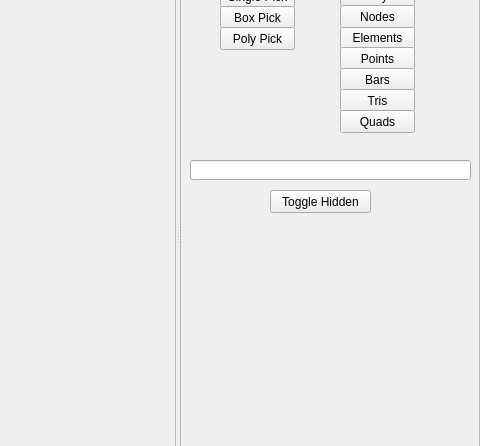
First picture: the form in fem_post/view/view.ui, repository MRedAero/FEMAnalysisTool, before the edit; both pictures show x 675 to 1155 and y 99 to 545 of the 1155 by 831 pixel window.
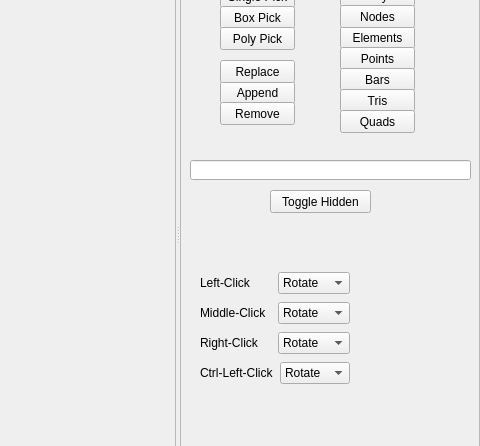
Second picture: the form after the edit.

Commit message: 1.  incremental commit, mainly to save changes 2.  lots of changes to picking, etc. 3.  need to rename value_filter to threshold_filter since value filters are SLOW (changed filter to threshold of course) 4.  other changes?  need to allow user to change between replace/append/remove 5.  need to implement box and poly picking... although probably need to combine single and box picking?  and then let the user switch between box and poly picking

Diff of the .ui file:
```diff
--- a/fem_post/view/view.ui
+++ b/fem_post/view/view.ui
@@ -431,6 +431,260 @@
           <string>Toggle Hidden</string>
          </property>
         </widget>
+        <widget class="QPushButton" name="append_selection_button">
+         <property name="geometry">
+          <rect>
+           <x>40</x>
+           <y>161</y>
+           <width>75</width>
+           <height>23</height>
+          </rect>
+         </property>
+         <property name="text">
+          <string>Append</string>
+         </property>
+         <property name="autoDefault">
+          <bool>true</bool>
+         </property>
+        </widget>
+        <widget class="QPushButton" name="remove_selection_button">
+         <property name="geometry">
+          <rect>
+           <x>40</x>
+           <y>182</y>
+           <width>75</width>
+           <height>23</height>
+          </rect>
+         </property>
+         <property name="text">
+          <string>Remove</string>
+         </property>
+         <property name="autoDefault">
+          <bool>true</bool>
+         </property>
+         <property name="default">
+          <bool>false</bool>
+         </property>
+         <property name="flat">
+          <bool>false</bool>
+         </property>
+        </widget>
+        <widget class="QPushButton" name="replace_selection_button">
+         <property name="geometry">
+          <rect>
+           <x>40</x>
+           <y>140</y>
+           <width>75</width>
+           <height>23</height>
+          </rect>
+         </property>
+         <property name="text">
+          <string>Replace</string>
+         </property>
+         <property name="autoDefault">
+          <bool>true</bool>
+         </property>
+        </widget>
+        <widget class="QWidget" name="">
+         <property name="geometry">
+          <rect>
+           <x>20</x>
+           <y>350</y>
+           <width>150</width>
+           <height>116</height>
+          </rect>
+         </property>
+         <layout class="QVBoxLayout" name="verticalLayout">
+          <item>
+           <layout class="QHBoxLayout" name="horizontalLayout">
+            <item>
+             <widget class="QLabel" name="label">
+              <property name="minimumSize">
+               <size>
+                <width>71</width>
+                <height>16</height>
+               </size>
+              </property>
+              <property name="text">
+               <string>Left-Click</string>
+              </property>
+             </widget>
+            </item>
+            <item>
+             <widget class="QComboBox" name="left_click_combo">
+              <property name="minimumSize">
+               <size>
+                <width>69</width>
+                <height>22</height>
+               </size>
+              </property>
+              <item>
+               <property name="text">
+                <string>Rotate</string>
+               </property>
+              </item>
+              <item>
+               <property name="text">
+                <string>Pan</string>
+               </property>
+              </item>
+              <item>
+               <property name="text">
+                <string>Zoom</string>
+               </property>
+              </item>
+              <item>
+               <property name="text">
+                <string>Select</string>
+               </property>
+              </item>
+             </widget>
+            </item>
+           </layout>
+          </item>
+          <item>
+           <layout class="QHBoxLayout" name="horizontalLayout_2">
+            <item>
+             <widget class="QLabel" name="label_2">
+              <property name="minimumSize">
+               <size>
+                <width>71</width>
+                <height>16</height>
+               </size>
+              </property>
+              <property name="text">
+               <string>Middle-Click</string>
+              </property>
+             </widget>
+            </item>
+            <item>
+             <widget class="QComboBox" name="middle_click_combo">
+              <property name="minimumSize">
+               <size>
+                <width>69</width>
+                <height>22</height>
+               </size>
+              </property>
+              <item>
+               <property name="text">
+                <string>Rotate</string>
+               </property>
+              </item>
+              <item>
+               <property name="text">
+                <string>Pan</string>
+               </property>
+              </item>
+              <item>
+               <property name="text">
+                <string>Zoom</string>
+               </property>
+              </item>
+              <item>
+               <property name="text">
+                <string>Select</string>
+               </property>
+              </item>
+             </widget>
+            </item>
+           </layout>
+          </item>
+          <item>
+           <layout class="QHBoxLayout" name="horizontalLayout_3">
+            <item>
+             <widget class="QLabel" name="label_3">
+              <property name="minimumSize">
+               <size>
+                <width>71</width>
+                <height>16</height>
+               </size>
+              </property>
+              <property name="text">
+               <string>Right-Click</string>
+              </property>
+             </widget>
+            </item>
+            <item>
+             <widget class="QComboBox" name="right_click_combo">
+              <property name="minimumSize">
+               <size>
+                <width>69</width>
+                <height>22</height>
+               </size>
+              </property>
+              <item>
+               <property name="text">
+                <string>Rotate</string>
+               </property>
+              </item>
+              <item>
+               <property name="text">
+                <string>Pan</string>
+               </property>
+              </item>
+              <item>
+               <property name="text">
+                <string>Zoom</string>
+               </property>
+              </item>
+              <item>
+               <property name="text">
+                <string>Select</string>
+               </property>
+              </item>
+             </widget>
+            </item>
+           </layout>
+          </item>
+          <item>
+           <layout class="QHBoxLayout" name="horizontalLayout_4">
+            <item>
+             <widget class="QLabel" name="label_4">
+              <property name="minimumSize">
+               <size>
+                <width>71</width>
+                <height>16</height>
+               </size>
+              </property>
+              <property name="text">
+               <string>Ctrl-Left-Click</string>
+              </property>
+             </widget>
+            </item>
+            <item>
+             <widget class="QComboBox" name="ctrl_left_click_combo">
+              <property name="minimumSize">
+               <size>
+                <width>69</width>
+                <height>22</height>
+               </size>
+              </property>
+              <item>
+               <property name="text">
+                <string>Rotate</string>
+               </property>
+              </item>
+              <item>
+               <property name="text">
+                <string>Pan</string>
+               </property>
+              </item>
+              <item>
+               <property name="text">
+                <string>Zoom</string>
+               </property>
+              </item>
+              <item>
+               <property name="text">
+                <string>Select</string>
+               </property>
+              </item>
+             </widget>
+            </item>
+           </layout>
+          </item>
+         </layout>
+        </widget>
        </widget>
       </widget>
      </widget>
```
The commit also changes 12 other files.
